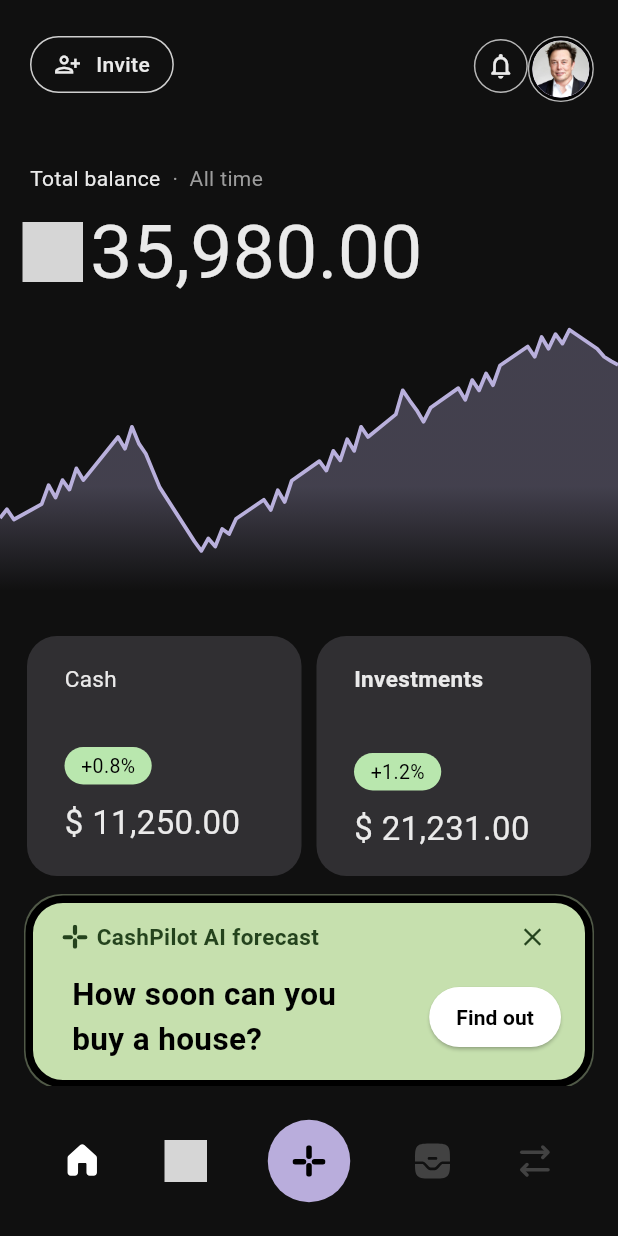
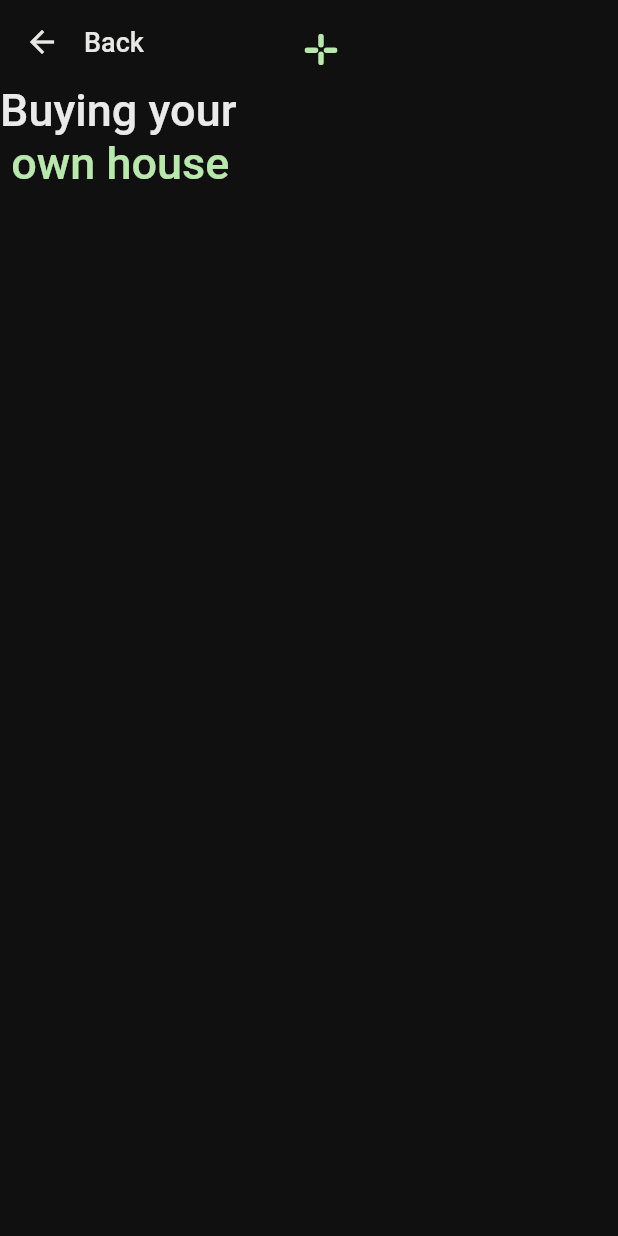
Before and after one commit to rhitverse/fintech-Project, a Flutter app: the screen it shows after launch, after a tap on "Find out", on a phone screen of 412 x 824 dp. Run offline on Flutter 3.47's test engine with Material 3 defaults, Android fonts, the light colour scheme and no system bars; drawn by our look-alikes of fl_chart; our stand-ins replace flutter_svg; Roboto replaces fonts that are missing (bold, medium, regular); grey boxes are pictures that could not be loaded.

Commit message:
Five Commit

```diff
--- /dev/null
+++ b/lib/pages/forecast_page.dart
@@ -0,0 +1,74 @@
+import 'package:flutter/material.dart';
+import 'package:fintechproject/widget/ui_helper.dart';
+
+class ForecastPage extends StatelessWidget {
+  const ForecastPage({super.key});
+
+  @override
+  Widget build(BuildContext context) {
+    return Scaffold(
+      backgroundColor: const Color(0xFF101010),
+      appBar: AppBar(
+        backgroundColor: const Color(0xFF101010),
+        elevation: 0,
+        iconTheme: const IconThemeData(color: Color(0XFFE8E9E6)),
+        titleSpacing: 0,
+        title: Stack(
+          alignment: Alignment.center,
+          children: [
+            // Left-aligned "Back" text
+            Align(
+              alignment: Alignment.centerLeft,
+              child: GestureDetector(
+                onTap: () {
+                  Navigator.pop(context);
+                },
+                child: const Text(
+                  "Back",
+                  style: TextStyle(
+                    color: Color(0XFFE8E9E6),
+                    fontSize: 18,
+                    fontWeight: FontWeight.w500,
+                  ),
+                ),
+              ),
+            ),
+            // Centered SVG
+            Padding(
+              padding: const EdgeInsets.only(right: 40.0,top: 10),
+              child: Align(
+                alignment: Alignment.center,
+                child: UiHelper.CustomSvg(
+                  svgPath: 'assets/svg/Group5.svg',
+                  height: 22,
+                  width: 22,
+                  color: Color(0xFFB9E7AE),
+                ),
+              ),
+            ),
+          ],
+        ),
+      ),
+      body: RichText(
+        text: TextSpan(
+          text: 'Buying your\n ',
+          style: TextStyle(
+            color: Color(0XFFEAEAEA),
+            fontSize: 30,
+            fontWeight: FontWeight.w500
+          ),
+          children: <TextSpan>[
+            TextSpan(
+              text: 'own house',
+              style: TextStyle(
+                color: Color(0xFFB9E7AE), // 👈 second color
+                fontWeight: FontWeight.w500,
+              ),
+            ),
+          ],
+        ),
+      )
+
+    );
+  }
+}
--- a/lib/pages/home_page.dart
+++ b/lib/pages/home_page.dart
@@ -1,7 +1,7 @@
 import 'package:fintechproject/widget/ui_helper.dart';
 import 'package:flutter/material.dart';
 import 'package:fl_chart/fl_chart.dart';
-import '../widget/bottom_navigation_item.dart';
+import 'forecast_page.dart';
 
 class HomeScreen extends StatelessWidget {
   const HomeScreen({super.key});
@@ -241,9 +241,9 @@ class HomeScreen extends StatelessWidget {
                             show: true,
                             gradient: LinearGradient(
                               colors: [
-                                const Color(0xFFB8AFDB).withOpacity(0.3),
-                                const Color(0xFFB8AFDB).withOpacity(0.3),
-                                const Color(0xFFB8AFDB).withOpacity(0.0),
+                                const Color(0xFFB8AFDB).withValues(alpha: 0.3),
+                                const Color(0xFFB8AFDB).withValues(alpha: 0.3),
+                                const Color(0xFFB8AFDB).withValues(alpha: 0.0),
                               ],
                               begin: Alignment.topCenter,
                               end: Alignment.bottomCenter,
@@ -487,7 +487,12 @@ class HomeScreen extends StatelessWidget {
                                   fontfamily: "bold",
                                 ),
                                 ElevatedButton(
-                                  onPressed: () {},
+                                  onPressed: () { Navigator.push(
+                                    context,
+                                    MaterialPageRoute(
+                                      builder: (context) => const ForecastPage(),
+                                    ),
+                                  );},
                                   style: ElevatedButton.styleFrom(
                                     backgroundColor: Colors.white,
                                     shape: RoundedRectangleBorder(
--- a/lib/widget/bottom_navigation_item.dart
+++ b/lib/widget/bottom_navigation_item.dart
@@ -45,7 +45,7 @@ class BottomNavigationItem extends StatelessWidget {
                 width: 55,
                 decoration: const BoxDecoration(
                   shape: BoxShape.circle,
-                  color: Color(0xFFB9ADDC),
+                  color: Color(0XFFB8AFDB),
                 ),
                 child: Center(
                   child: SvgPicture.asset(
```
Also changed, not shown: lib/pages/add_page.dart (+31 -9 lines).
